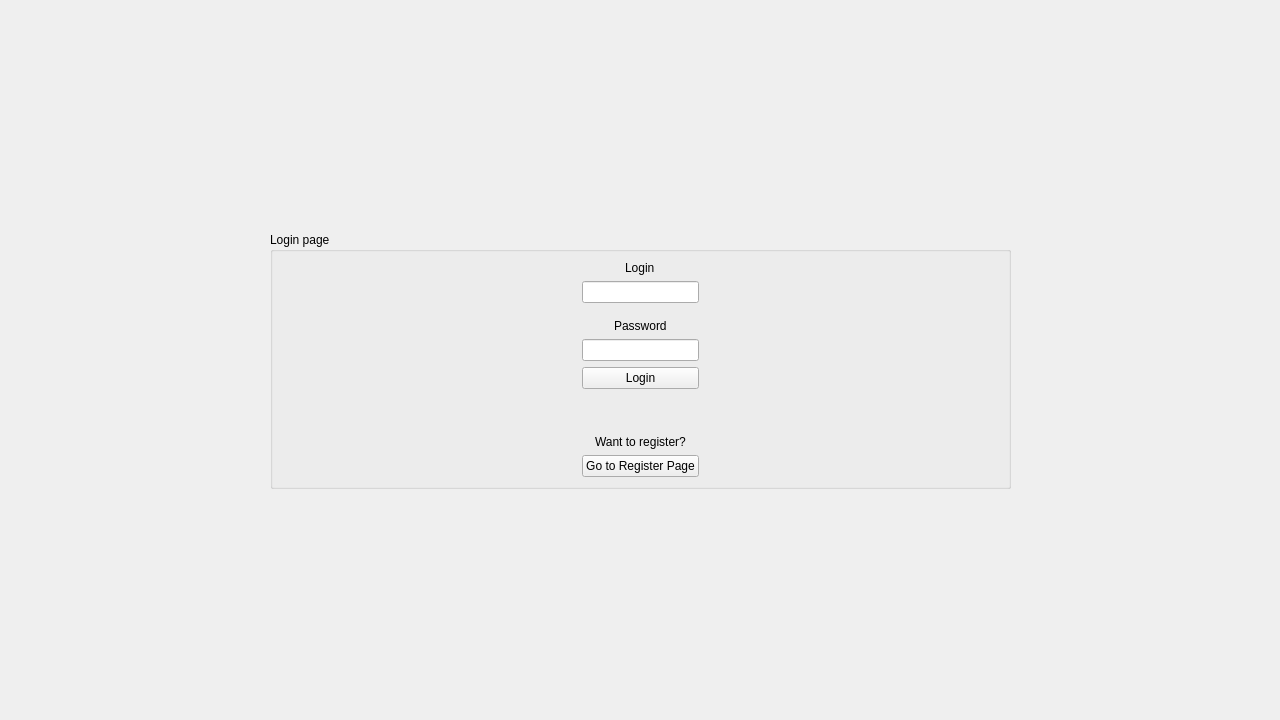
This is client/client/src/login_page.ui in v-mk-s/StartYourProject as Qt 5 draws it before an edit. The edited form follows.
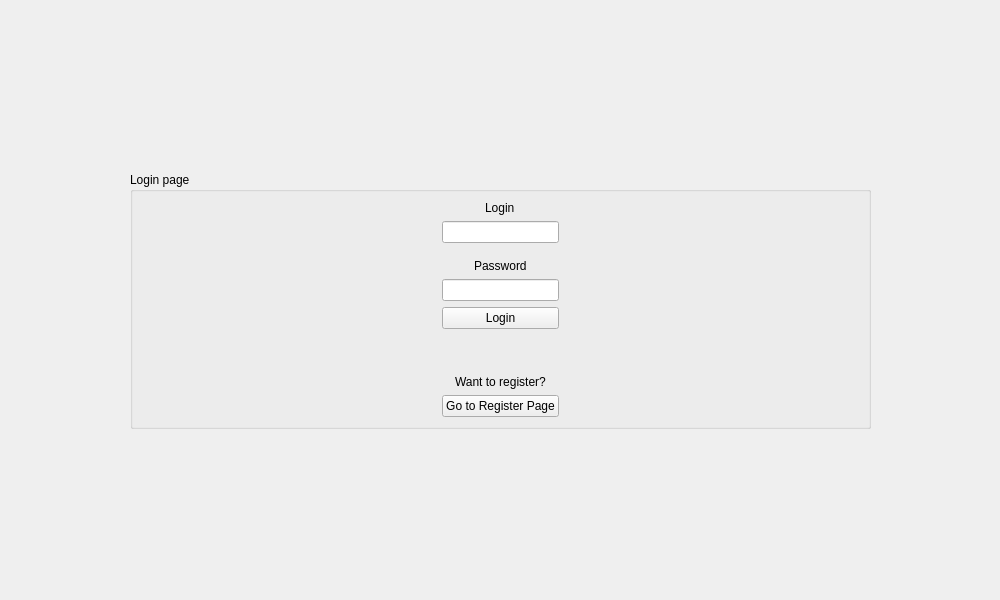
This is the edited form.

What changed in the file:
```diff
--- a/client/client/src/login_page.ui
+++ b/client/client/src/login_page.ui
@@ -6,8 +6,8 @@
    <rect>
     <x>0</x>
     <y>0</y>
-    <width>1280</width>
-    <height>720</height>
+    <width>1000</width>
+    <height>600</height>
    </rect>
   </property>
   <property name="windowTitle">
```
